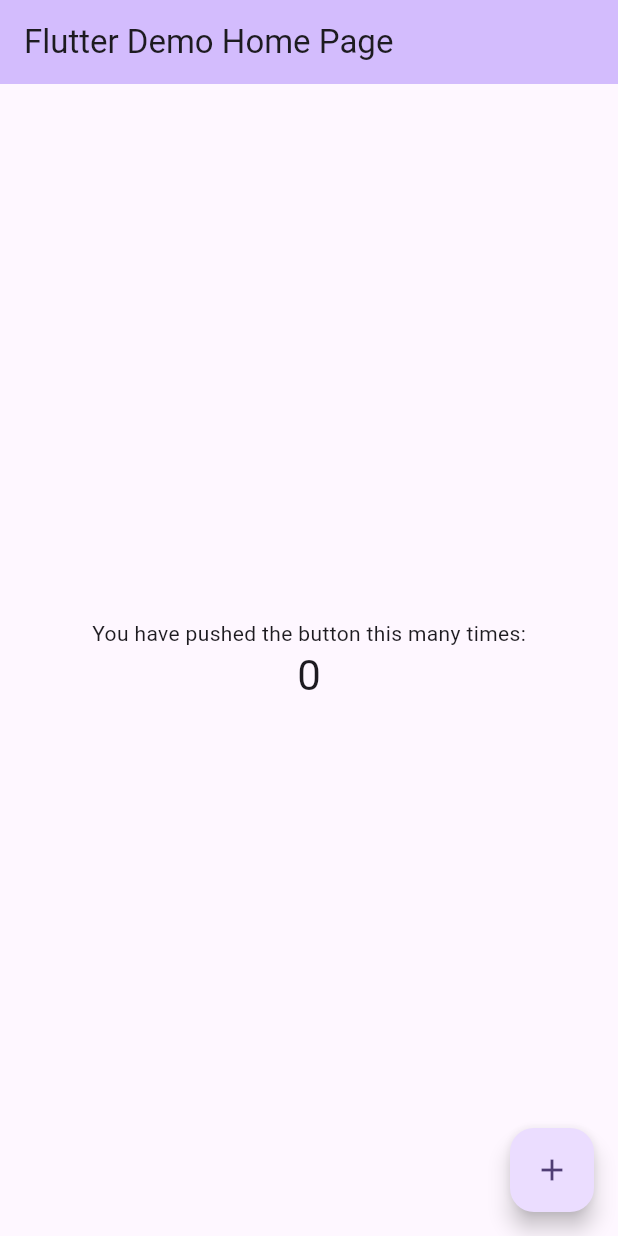
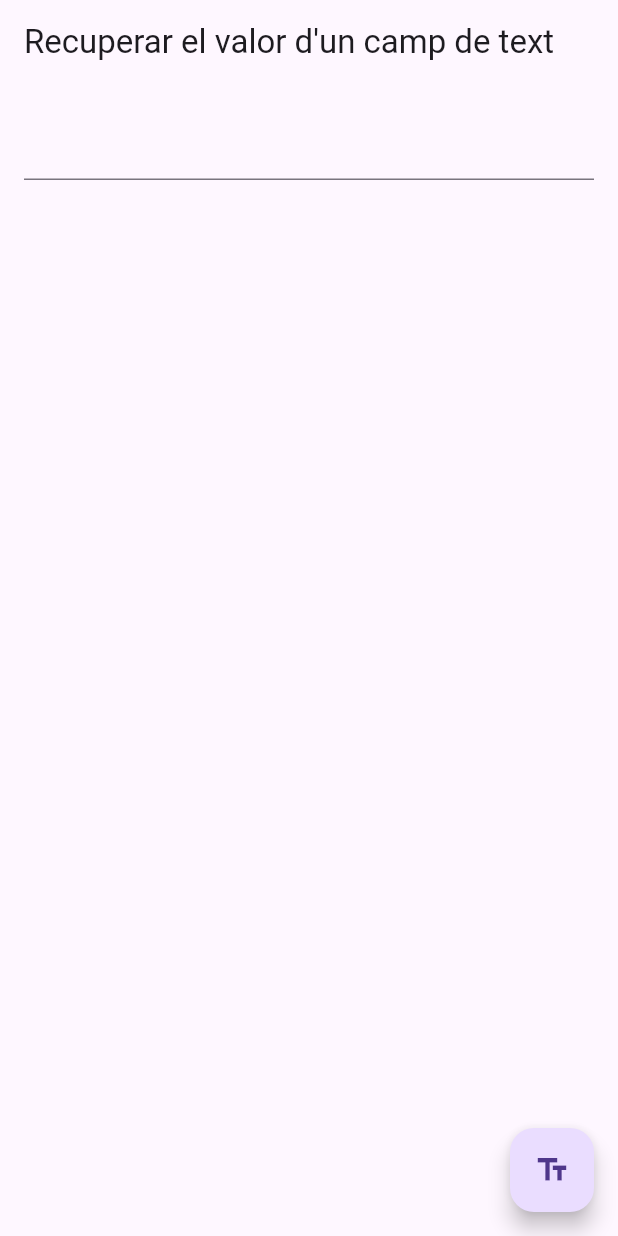
Before and after one commit to ferranrc16/Programacio-multimedia-i-dispositius-mobils, a Flutter app: the screen it shows after launch, on a phone screen of 412 x 824 dp. Run offline on Flutter 3.47's test engine with Material 3 defaults, Android fonts, the phone set to English and light mode, and no system bars.

Commit message:
codigo sergi

```diff
--- a/practica_3_formularios/lib/main.dart
+++ b/practica_3_formularios/lib/main.dart
@@ -1,121 +1,78 @@
 import 'package:flutter/material.dart';
 
-void main() {
-  runApp(const MyApp());
-}
+void main() => runApp(const MyApp());
 
 class MyApp extends StatelessWidget {
   const MyApp({super.key});
 
-  // This widget is the root of your application.
   @override
   Widget build(BuildContext context) {
-    return MaterialApp(
-      title: 'Flutter Demo',
-      theme: ThemeData(
-        // This is the theme of your application.
-        //
-        // TRY THIS: Try running your application with "flutter run". You'll see
-        // the application has a purple toolbar. Then, without quitting the app,
-        // try changing the seedColor in the colorScheme below to Colors.green
-        // and then invoke "hot reload" (save your changes or press the "hot
-        // reload" button in a Flutter-supported IDE, or press "r" if you used
-        // the command line to start the app).
-        //
-        // Notice that the counter didn't reset back to zero; the application
-        // state is not lost during the reload. To reset the state, use hot
-        // restart instead.
-        //
-        // This works for code too, not just values: Most code changes can be
-        // tested with just a hot reload.
-        colorScheme: .fromSeed(seedColor: Colors.deepPurple),
-      ),
-      home: const MyHomePage(title: 'Flutter Demo Home Page'),
+    return const MaterialApp(
+      title: 'Recuperar el valor d''un camp de text',
+      home: MyCustomForm(),
     );
   }
 }
 
-class MyHomePage extends StatefulWidget {
-  const MyHomePage({super.key, required this.title});
+class MyCustomForm extends StatefulWidget {
+  const MyCustomForm({super.key});
+  @override
+  State<MyCustomForm> createState() => _MyCustomFormState();
+}
 
-  // This widget is the home page of your application. It is stateful, meaning
-  // that it has a State object (defined below) that contains fields that affect
-  // how it looks.
-
-  // This class is the configuration for the state. It holds the values (in this
-  // case the title) provided by the parent (in this case the App widget) and
-  // used by the build method of the State. Fields in a Widget subclass are
-  // always marked "final".
-
-  final String title;
+class _MyCustomFormState extends State<MyCustomForm> {
+  final myController = TextEditingController();
 
   @override
-  State<MyHomePage> createState() => _MyHomePageState();
-}
-
-class _MyHomePageState extends State<MyHomePage> {
-  int _counter = 0;
-
-  void _incrementCounter() {
-    setState(() {
-      // This call to setState tells the Flutter framework that something has
-      // changed in this State, which causes it to rerun the build method below
-      // so that the display can reflect the updated values. If we changed
-      // _counter without calling setState(), then the build method would not be
-      // called again, and so nothing would appear to happen.
-      _counter++;
-    });
+  void dispose() {
+    myController.dispose();
+    super.dispose();
   }
 
   @override
   Widget build(BuildContext context) {
-    // This method is rerun every time setState is called, for instance as done
-    // by the _incrementCounter method above.
-    //
-    // The Flutter framework has been optimized to make rerunning build methods
-    // fast, so that you can just rebuild anything that needs updating rather
-    // than having to individually change instances of widgets.
     return Scaffold(
       appBar: AppBar(
-        // TRY THIS: Try changing the color here to a specific color (to
-        // Colors.amber, perhaps?) and trigger a hot reload to see the AppBar
-        // change color while the other colors stay the same.
-        backgroundColor: Theme.of(context).colorScheme.inversePrimary,
-        // Here we take the value from the MyHomePage object that was created by
-        // the App.build method, and use it to set our appbar title.
-        title: Text(widget.title),
+        title: const Text('Recuperar el valor d\'un camp de text'),
       ),
-      body: Center(
-        // Center is a layout widget. It takes a single child and positions it
-        // in the middle of the parent.
-        child: Column(
-          // Column is also a layout widget. It takes a list of children and
-          // arranges them vertically. By default, it sizes itself to fit its
-          // children horizontally, and tries to be as tall as its parent.
-          //
-          // Column has various properties to control how it sizes itself and
-          // how it positions its children. Here we use mainAxisAlignment to
-          // center the children vertically; the main axis here is the vertical
-          // axis because Columns are vertical (the cross axis would be
-          // horizontal).
-          //
-          // TRY THIS: Invoke "debug painting" (choose the "Toggle Debug Paint"
-          // action in the IDE, or press "p" in the console), to see the
-          // wireframe for each widget.
-          mainAxisAlignment: .center,
-          children: [
-            const Text('You have pushed the button this many times:'),
-            Text(
-              '$_counter',
-              style: Theme.of(context).textTheme.headlineMedium,
-            ),
-          ],
+      body: Padding(
+        padding: const EdgeInsets.all(16.0),
+        child: TextField(
+          controller: myController,
         ),
       ),
       floatingActionButton: FloatingActionButton(
-        onPressed: _incrementCounter,
-        tooltip: 'Increment',
-        child: const Icon(Icons.add),
+        onPressed: () {
+          showModalBottomSheet(
+              backgroundColor: Colors.transparent,
+              context: context,
+              builder: (BuildContext context) {
+                return Container(
+                    decoration: const BoxDecoration(
+                      color: Colors.amber,
+                      borderRadius: BorderRadius.only(
+                        topLeft: Radius.circular(25),
+                        topRight: Radius.circular(25),
+                      ),
+                    ),
+                    height: 200,
+                    child: Center(
+                      child: Column(
+                        mainAxisAlignment: MainAxisAlignment.center,
+                        mainAxisSize: MainAxisSize.min,
+                        children: <Widget>[
+                          Text(myController.text),
+                          ElevatedButton(
+                            onPressed: () => Navigator.of(context).pop(),
+                            child: const Text('Tancar BottomSheet'),
+                          )
+                        ],
+                      ),
+                    ));
+              });
+        },
+        tooltip: 'Mostra el valor!',
+        child: const Icon(Icons.text_fields),
       ),
     );
   }
```
